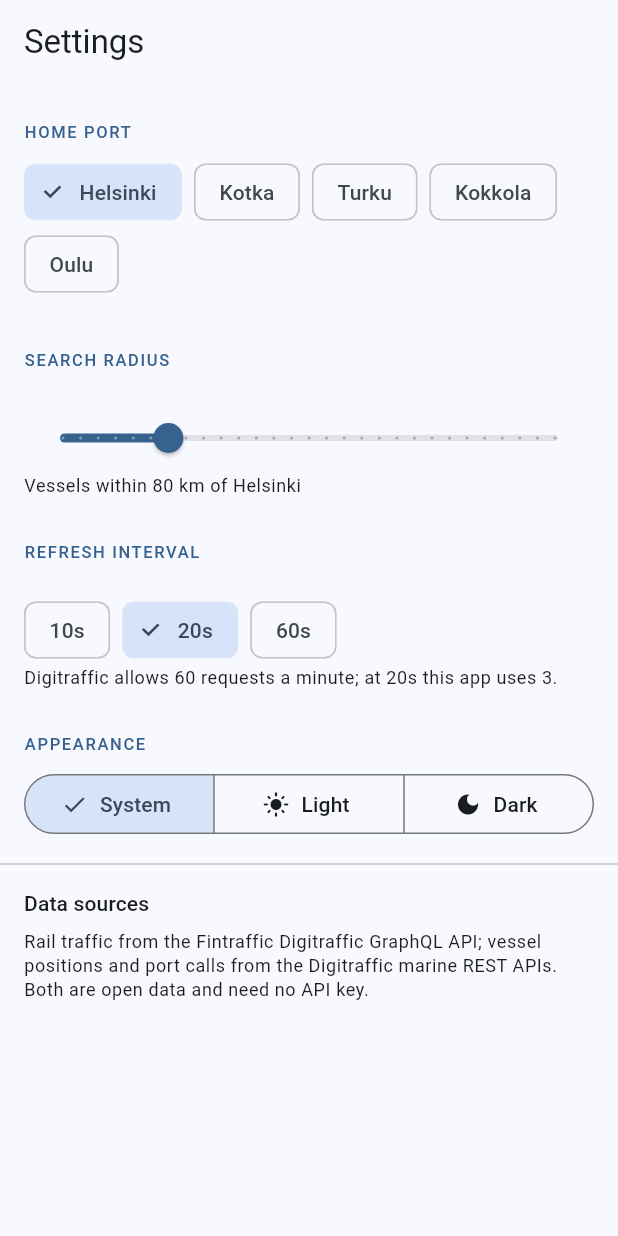
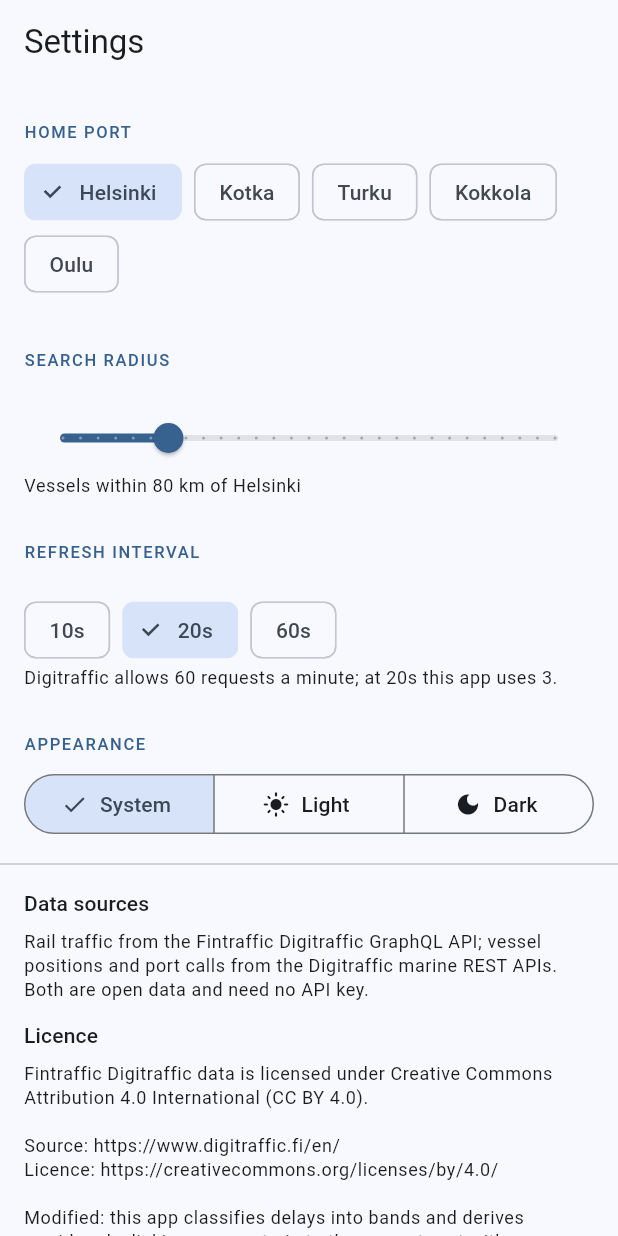
Before and after one commit to calemccammon/flutter-freight-corridor, a Flutter app: the SettingsScreen screen opened by its route, on a phone screen of 412 x 824 dp. Run offline on Flutter 3.47's test engine with Material 3 defaults, Android fonts, the phone set to English and light mode, and no system bars; our stand-ins replace flutter_map, flutter_riverpod, go_router, latlong2, shared_preferences; missing offline and left inert: ferry, gql_http_link; accounts and stored records are empty; network calls fail.

Commit message:
state the CC BY 4.0 licence wherever the data is shown
Digitraffic data is licensed CC BY 4.0, which permits this use and asks for
four things in return: credit the source, link to it, indicate the licence, and
note where the data was modified. The app credited Fintraffic but never named
the licence, and the map's attribution widget covered only the basemap tiles --
so the trains and vessels drawn on top were the one layer with no licence
notice at all.

The map now credits the traffic data alongside OpenStreetMap and CARTO, and
Settings carries the full notice: source, licence, and an explicit statement
that delays are banded and corridors derived, so what the app shows is a
derived work rather than raw Digitraffic output.

Left as plain selectable text rather than tappable links, which would mean
adding url_launcher for the sake of two URLs.

Co-Authored-By: Claude Opus 5 <noreply@anthropic.com>

```diff
--- a/app/lib/screens/map_screen.dart
+++ b/app/lib/screens/map_screen.dart
@@ -129,10 +129,16 @@ class _Map extends StatelessWidget {
                   ),
               ],
             ),
+            // Two different things need crediting here, and only the basemap
+            // was. The tiles are OpenStreetMap via CARTO; the trains and
+            // vessels drawn on top are Fintraffic's open data under CC BY 4.0,
+            // which requires the licence to be indicated wherever the data is
+            // shown -- not only in the repository README that no user reads.
             const RichAttributionWidget(
               attributions: <SourceAttribution>[
                 TextSourceAttribution('OpenStreetMap contributors'),
                 TextSourceAttribution('CARTO'),
+                TextSourceAttribution('Traffic data: Fintraffic Digitraffic, CC BY 4.0'),
               ],
             ),
           ],
--- a/app/lib/screens/settings_screen.dart
+++ b/app/lib/screens/settings_screen.dart
@@ -152,6 +152,24 @@ class AboutSection extends StatelessWidget {
             'Both are open data and need no API key.',
             style: theme.textTheme.bodySmall,
           ),
+          const SizedBox(height: 12),
+          Text('Licence', style: theme.textTheme.titleSmall),
+          const SizedBox(height: 8),
+          // CC BY 4.0 asks for four things: credit the source, link to it,
+          // indicate the licence, and say so where the material was modified.
+          // This screen is the only place in the app a user can read all four,
+          // which is why it states them rather than just naming the source.
+          SelectableText(
+            'Fintraffic Digitraffic data is licensed under Creative Commons '
+            'Attribution 4.0 International (CC BY 4.0).\n\n'
+            'Source: https://www.digitraffic.fi/en/\n'
+            'Licence: https://creativecommons.org/licenses/by/4.0/\n\n'
+            'Modified: this app classifies delays into bands and derives '
+            'corridors by linking a cargo train to the nearest port with a '
+            'matching call, so what is shown is a derived work rather than '
+            'raw Digitraffic output.',
+            style: theme.textTheme.bodySmall,
+          ),
         ],
       ),
     );
```
Also changed, not shown: 1 other file.
